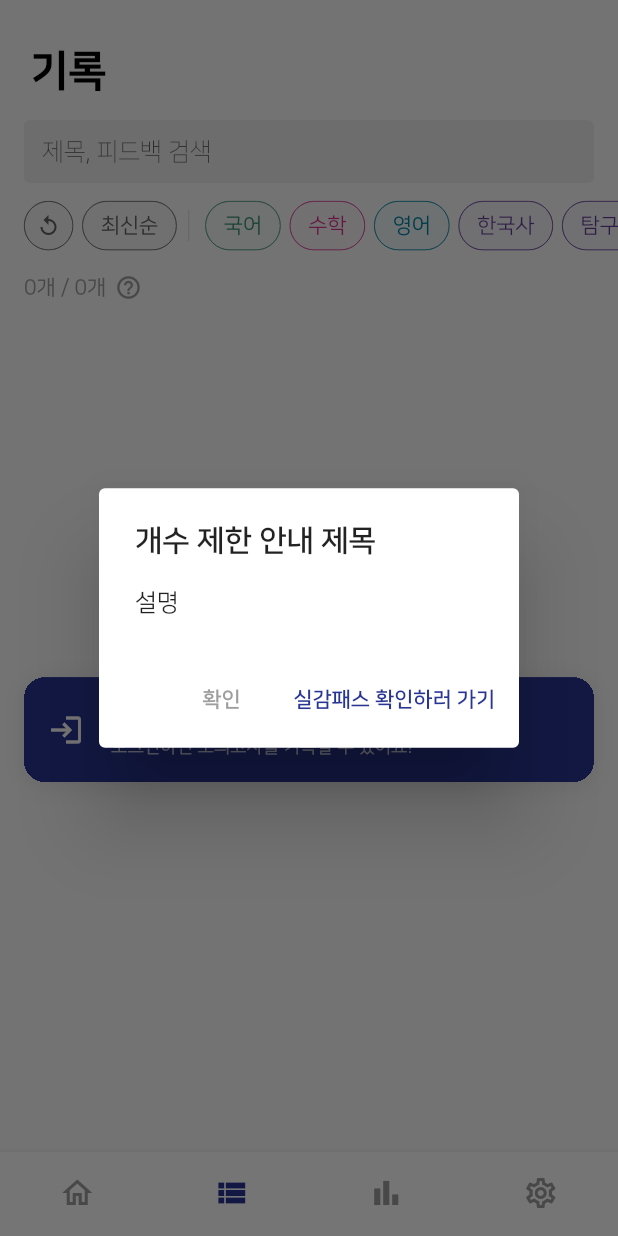
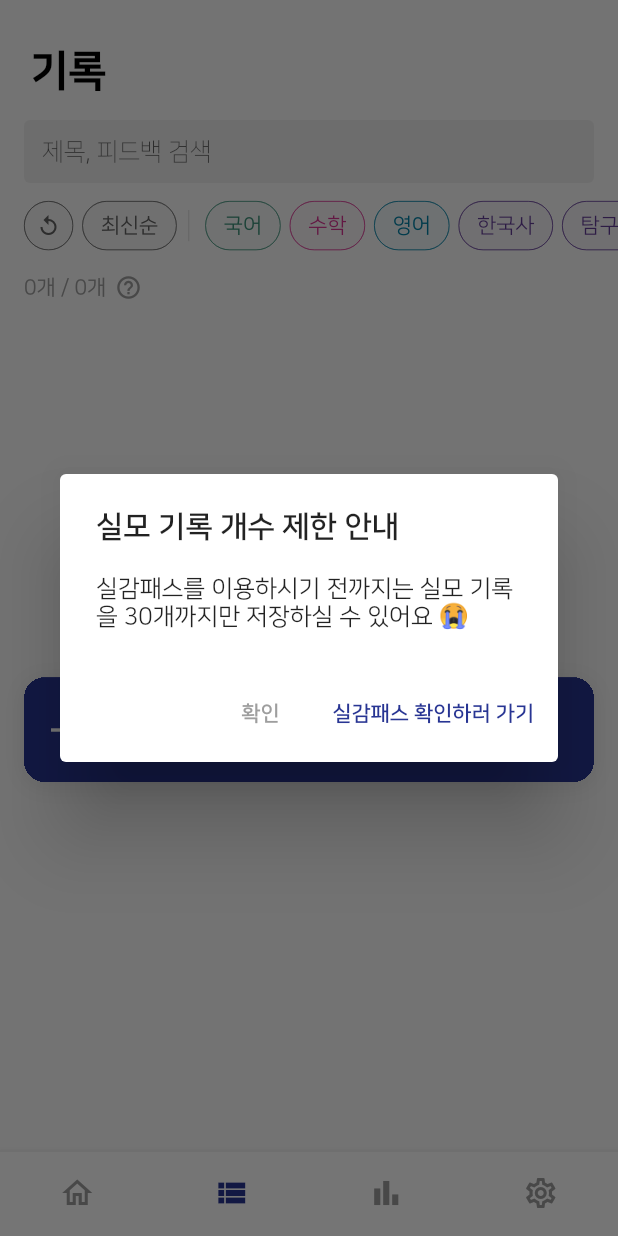
Before and after one commit to silgam/silgam-flutter, a Flutter app: the screen it shows after launch, item 2 of the bottom bar chosen, after a tap on the "help outline" icon, on a phone screen of 412 x 824 dp. Run offline on Flutter 3.47's test engine with Material 2 defaults, Android fonts, the phone set to English and light mode, and no system bars; our stand-ins replace bloc, cached_network_image, carousel_slider, cloud_firestore, dio, dotted_line and 32 more; missing offline and left inert: audio_session, flutter_facebook_auth, in_app_purchase_storekit, kakao_flutter_sdk, mixpanel_flutter, rich_text_controller; accounts and stored records are empty; generated files the repository leaves out were written again; network calls fail; statements that could not run were skipped.

Commit message:
feat: 개수 제한 dialog 내용 수정

```diff
--- a/lib/presentation/common/dialog.dart
+++ b/lib/presentation/common/dialog.dart
@@ -1,7 +1,8 @@
 import 'package:flutter/material.dart';
 import 'package:flutter_bloc/flutter_bloc.dart';
-import 'package:silgam/presentation/app/cubit/iap_cubit.dart';
 
+import '../app/cubit/app_cubit.dart';
+import '../app/cubit/iap_cubit.dart';
 import '../purchase_page/purchase_page.dart';
 
 void showExamRecordLimitInfoDialog(BuildContext context) {
@@ -11,14 +12,17 @@ void showExamRecordLimitInfoDialog(BuildContext context) {
       name: '/record_list/limit_help_dialog',
     ),
     builder: (context) {
+      return BlocBuilder<AppCubit, AppState>(
+        builder: (context, appState) {
           return BlocBuilder<IapCubit, IapState>(
             builder: (context, iapState) {
               return AlertDialog(
                 title: const Text(
-              '개수 제한 안내 제목',
+                  '실모 기록 개수 제한 안내',
                   style: TextStyle(fontWeight: FontWeight.w700),
                 ),
-            content: const Text('설명'),
+                content: Text(
+                    '실감패스를 이용하시기 전까지는 실모 기록을 ${appState.productBenefit.examRecordLimit}개까지만 저장하실 수 있어요 😭'),
                 actions: [
                   TextButton(
                     onPressed: () {
@@ -47,4 +51,6 @@ void showExamRecordLimitInfoDialog(BuildContext context) {
           );
         },
       );
+    },
+  );
 }
```
Lines whose indentation alone changed are shown as unchanged.
